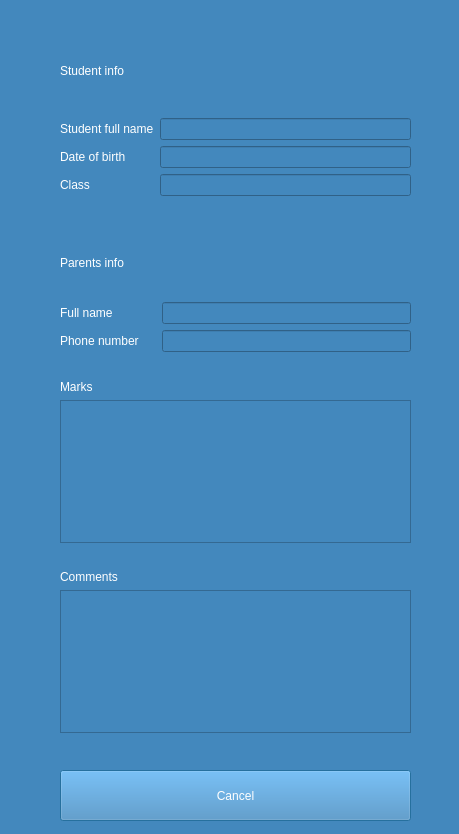
The window that QTcreator/Diary/student_info.ui (albaSANDROS/DIPLOMA-PROJECT.-Multi-user-client-server-application-e-journal) describes before a commit, drawn with Qt 5.
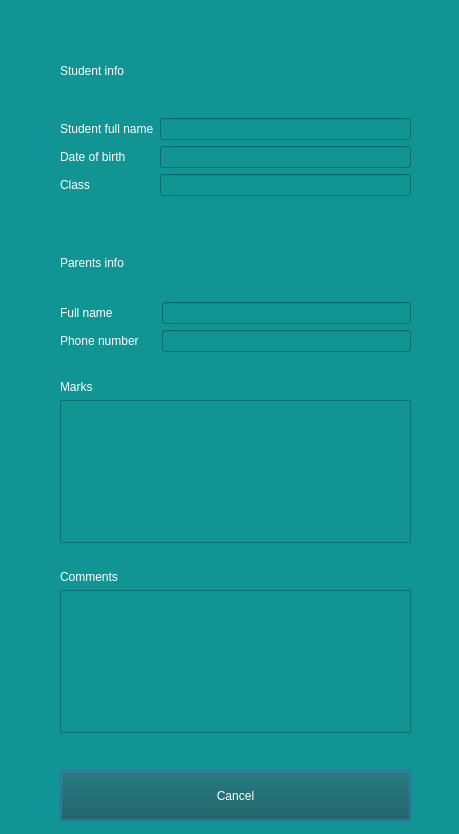
The same window after the commit.

```diff
--- a/QTcreator/Diary/student_info.ui
+++ b/QTcreator/Diary/student_info.ui
@@ -14,8 +14,10 @@
    <string>Dialog</string>
   </property>
   <property name="styleSheet">
-   <string notr="true">background-color: rgb(67, 136, 189);
-selection-color: rgb(22, 34, 49);</string>
+   <string notr="true">
+color: rgb(255, 255, 255);
+background-color: rgb(16, 149, 148);
+</string>
   </property>
   <widget class="QPushButton" name="cancel_buttom">
    <property name="geometry">
@@ -27,7 +29,9 @@
     </rect>
    </property>
    <property name="styleSheet">
-    <string notr="true">color: rgb(255, 255, 255);</string>
+    <string notr="true">background-color: rgb(29, 35, 35);
+background-color: rgb(9, 83, 82);
+color: rgb(255, 255, 255);</string>
    </property>
    <property name="text">
     <string>Cancel</string>
```
